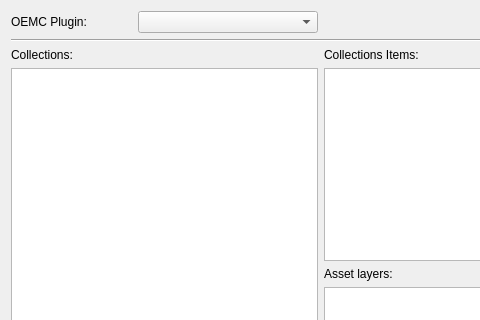
Old version of the form oemc_plugin_dialog_base.ui in the repository Open-Earth-Monitor/oemc-qgis-plugin; both pictures show x 0 to 480 and y 0 to 320 of the 642 by 565 pixel window.
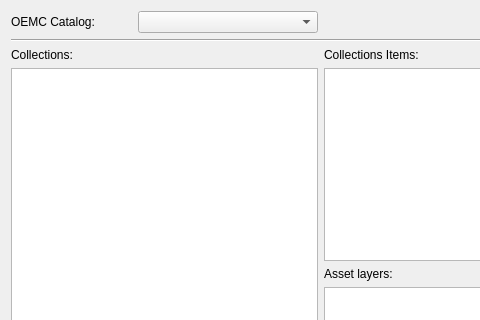
New version of the form.

What changed in the file:
```diff
--- a/oemc_plugin_dialog_base.ui
+++ b/oemc_plugin_dialog_base.ui
@@ -25,7 +25,7 @@
         </size>
        </property>
        <property name="text">
-        <string>OEMC Plugin:</string>
+        <string>OEMC Catalog:</string>
        </property>
       </widget>
      </item>
```
